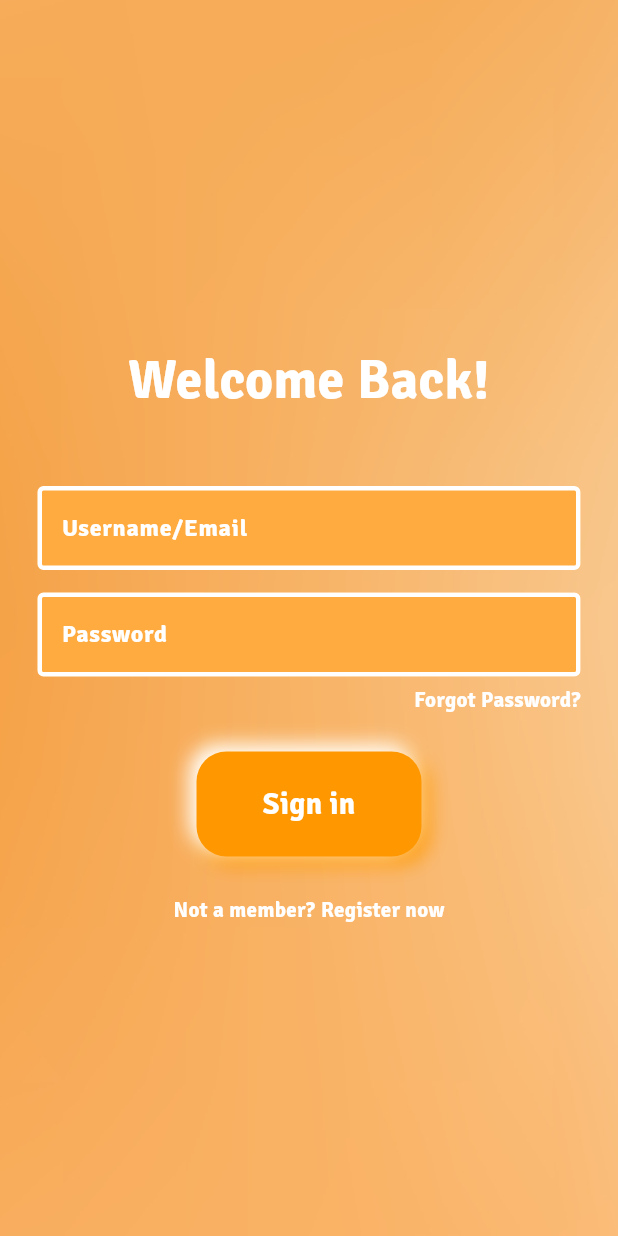
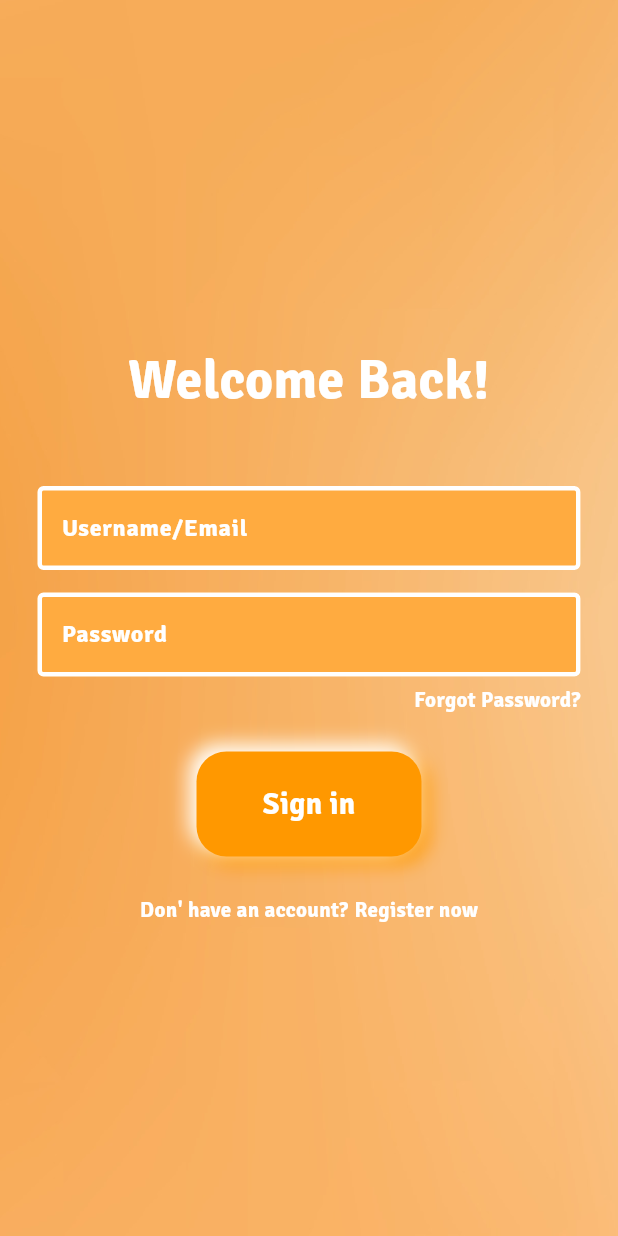
Before and after one commit to 52ndSymphony/CoinCare, a Flutter app: the screen it shows after launch, on a phone screen of 412 x 824 dp. Run offline on Flutter 3.47's test engine with Material 3 defaults, Android fonts, the phone set to English and light mode, and no system bars; our stand-ins replace animated_splash_screen, firebase_auth, firebase_core; accounts and stored records are empty.

Commit message:
changes in login page

```diff
--- a/lib/loginPage.dart
+++ b/lib/loginPage.dart
@@ -131,7 +131,7 @@ class _LoginPageState extends State<LoginPage> {
                       mainAxisAlignment: MainAxisAlignment.center,
                       children: [
                         Text(
-                          'Not a member?',
+                          'Don\' have an account?',
                           style: TextStyle(
                             color: Colors.white,
                             fontFamily: 'signika',
--- a/lib/signUp.dart
+++ b/lib/signUp.dart
@@ -100,9 +100,6 @@ class _RegisterPageState extends State<RegisterPage> {
 
                   const SizedBox(height: 15,),
 
-
-
-
                   Mytextfield(
                     controller: emailController,
                     hintText: 'Username/Email',
```
